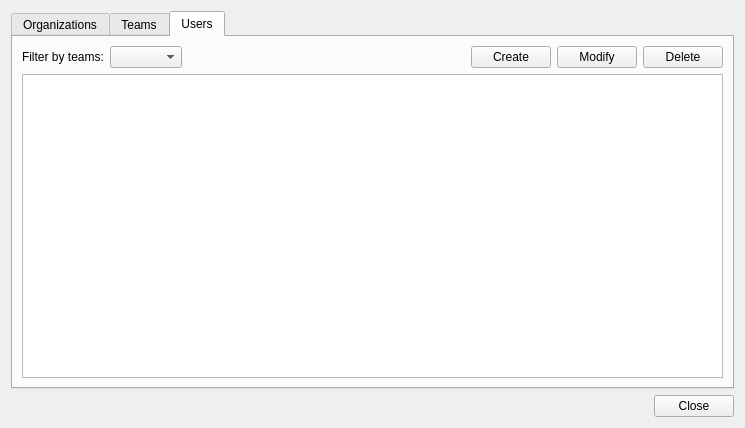
Qt form core/ui/toolbars/cm/resources_management.ui (Giswater/giswater_qgis_plugin) before a commit.
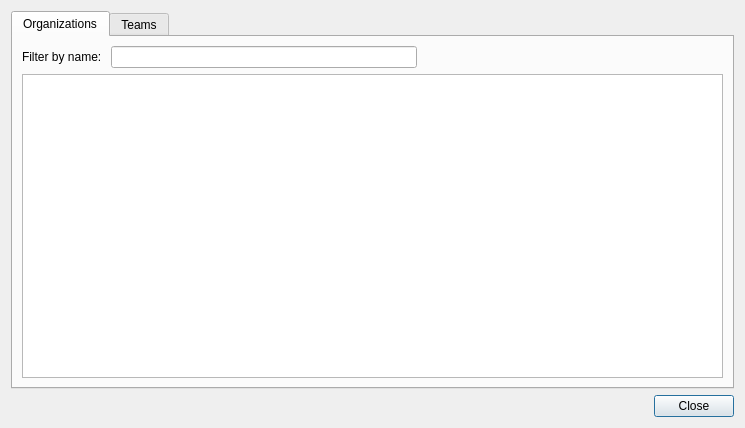
The same form after that commit. The open tabs and pages were chosen to show the change.

Commit message: feat(cm): refactor resource_management btn, remove tab user and btns in team

Diff of the .ui file:
```diff
--- a/core/ui/toolbars/cm/resources_management.ui
+++ b/core/ui/toolbars/cm/resources_management.ui
@@ -74,34 +74,6 @@
         <layout class="QGridLayout" name="gridLayout_2">
          <item row="0" column="0">
           <layout class="QGridLayout" name="gridLayout_4">
-           <item row="1" column="5">
-            <widget class="QPushButton" name="btn_team_delete">
-             <property name="text">
-              <string>Delete</string>
-             </property>
-            </widget>
-           </item>
-           <item row="1" column="3">
-            <widget class="QPushButton" name="btn_team_create">
-             <property name="text">
-              <string>Create</string>
-             </property>
-            </widget>
-           </item>
-           <item row="1" column="0">
-            <widget class="QLabel" name="label_2">
-             <property name="text">
-              <string>Filter by organization:</string>
-             </property>
-            </widget>
-           </item>
-           <item row="1" column="4">
-            <widget class="QPushButton" name="btn_team_update">
-             <property name="text">
-              <string>Update</string>
-             </property>
-            </widget>
-           </item>
            <item row="1" column="2">
             <spacer name="horizontalSpacer_3">
              <property name="orientation">
@@ -115,8 +87,15 @@
              </property>
             </spacer>
            </item>
+           <item row="1" column="0">
+            <widget class="QLabel" name="label_2">
+             <property name="text">
+              <string>Filter by team name:</string>
+             </property>
+            </widget>
+           </item>
            <item row="1" column="1">
-            <widget class="QComboBox" name="cmb_orga"/>
+            <widget class="QLineEdit" name="txt_teams"/>
            </item>
           </layout>
          </item>
@@ -132,64 +111,6 @@
          </item>
         </layout>
        </widget>
-       <widget class="QWidget" name="tab_users">
-        <attribute name="title">
-         <string>Users</string>
-        </attribute>
-        <layout class="QGridLayout" name="gridLayout_7">
-         <item row="0" column="0">
-          <layout class="QGridLayout" name="gridLayout_5">
-           <item row="0" column="4">
-            <widget class="QPushButton" name="btn_user_update">
-             <property name="text">
-              <string>Modify</string>
-             </property>
-            </widget>
-           </item>
-           <item row="0" column="0">
-            <widget class="QLabel" name="label_3">
-             <property name="text">
-              <string>Filter by teams:</string>
-             </property>
-            </widget>
-           </item>
-           <item row="0" column="2">
-            <spacer name="horizontalSpacer_4">
-             <property name="orientation">
-              <enum>Qt::Horizontal</enum>
-             </property>
-             <property name="sizeHint" stdset="0">
-              <size>
-               <width>40</width>
-               <height>20</height>
-              </size>
-             </property>
-            </spacer>
-           </item>
-           <item row="0" column="3">
-            <widget class="QPushButton" name="btn_user_create">
-             <property name="text">
-              <string>Create</string>
-             </property>
-            </widget>
-           </item>
-           <item row="0" column="5">
-            <widget class="QPushButton" name="btn_user_delete">
-             <property name="text">
-              <string>Delete</string>
-             </property>
-            </widget>
-           </item>
-           <item row="0" column="1">
-            <widget class="QComboBox" name="cmb_team"/>
-           </item>
-          </layout>
-         </item>
-         <item row="1" column="0">
-          <widget class="QTableView" name="tbl_users"/>
-         </item>
-        </layout>
-       </widget>
       </widget>
      </item>
     </layout>
```
The commit also changes 1 other file.
